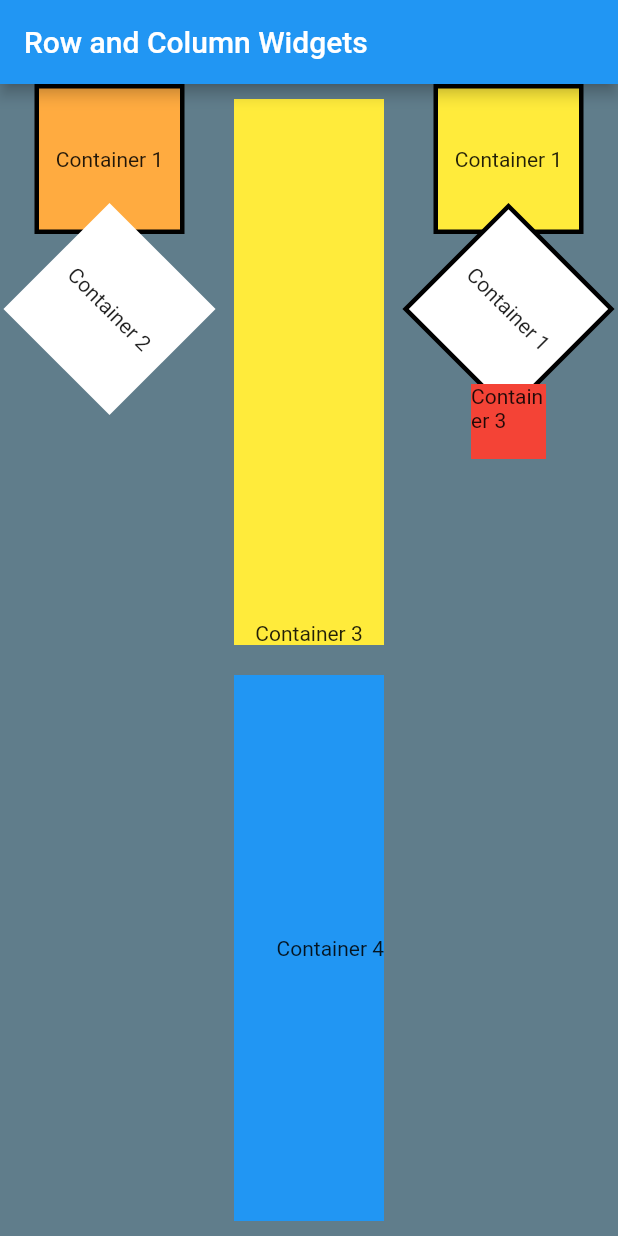
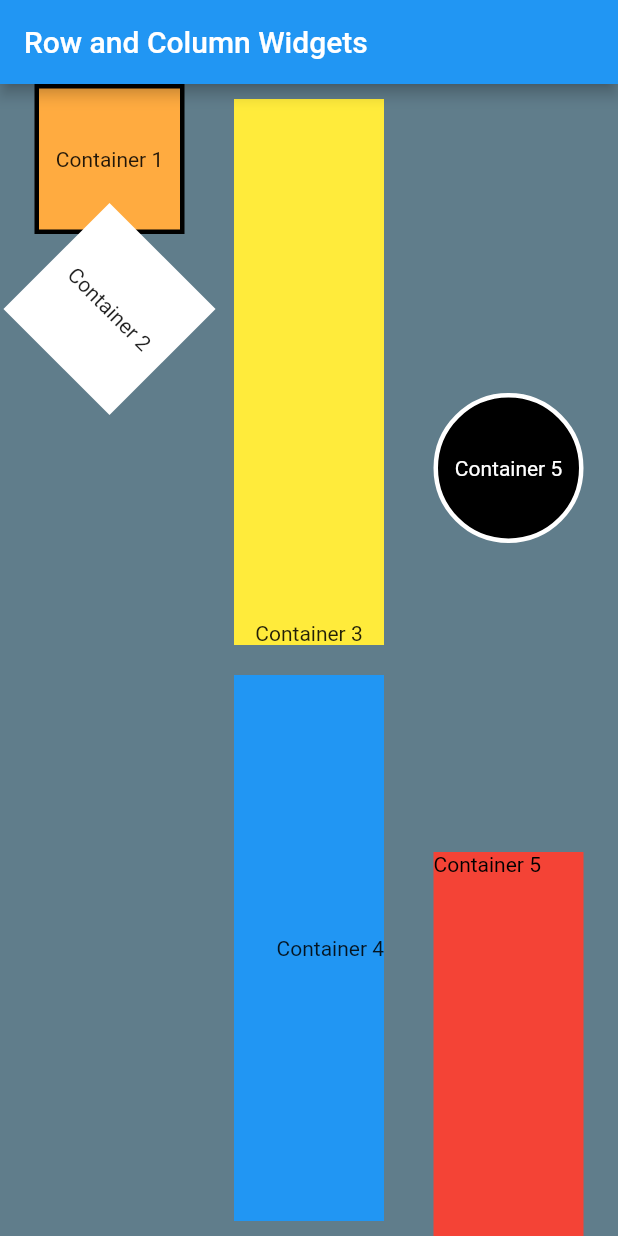
Before and after one commit to delrosariod/FlutterApp01_DanielDelRosario, a Flutter app: the screen it shows after launch, on a phone screen of 412 x 824 dp. Run offline on Flutter 3.47's test engine with Material 2 defaults, Android fonts, the phone set to English and light mode, and no system bars.

Commit message:
Completed Container 5

```diff
--- a/lib/main.dart
+++ b/lib/main.dart
@@ -57,7 +57,6 @@ class MyApp extends StatelessWidget {
                 Expanded(
                     flex: 5,
                     child: Container(
-
                       margin: new EdgeInsets.all(10.0),
                       constraints: BoxConstraints.tightForFinite(width: 100),
                       decoration: BoxDecoration(
@@ -91,46 +90,36 @@ class MyApp extends StatelessWidget {
             ),
             Column(
               children: [
-                Container(
+                Expanded(
+                    flex: 4,
+                    child: Container(
                       height: 100.0,
                       width: 100.0,
                       decoration: BoxDecoration(
-                    shape: BoxShape.rectangle,
-                    color: Colors.yellow,
-                    border: Border.all(color: Colors.black, width: 3),
+                        shape: BoxShape.circle,
+                        color: Colors.black,
+                        border: Border.all(color: Colors.white, width: 3),
                       ),
                       child: Center(
-                    child: Text(
-                      'Container 1',
+                        child: Text('Container 5',
+                            style: TextStyle(color: Colors.white)),
                       ),
-                  ),
-                ),
-                Transform.rotate(
-                    angle: pi / 4,
+                    )),
+                Expanded(
+                    flex: 2,
                     child: Container(
                       height: 100.0,
                       width: 100.0,
                       decoration: BoxDecoration(
                         shape: BoxShape.rectangle,
-                        color: Colors.white,
-                        border: Border.all(color: Colors.black, width: 3),
+                        color: Colors.red,
                       ),
-                      child: Center(
-                        child: Text(
-                          'Container 1',
-                        ),
+                      child: Align(
+                        alignment: Alignment.topLeft,
+                        child: Text('Container 5',
+                            style: TextStyle(color: Colors.black)),
                       ),
                     )),
-                Container(
-                  height: 50.0,
-                  //height: double.infinity,
-                  width: 50,
-                  //width: double.infinity,
-                  color: Colors.red,
-                  child: Text(
-                    'Container 3',
-                  ),
-                )
               ],
             ),
           ],
```
Lines whose indentation alone changed are shown as unchanged.
